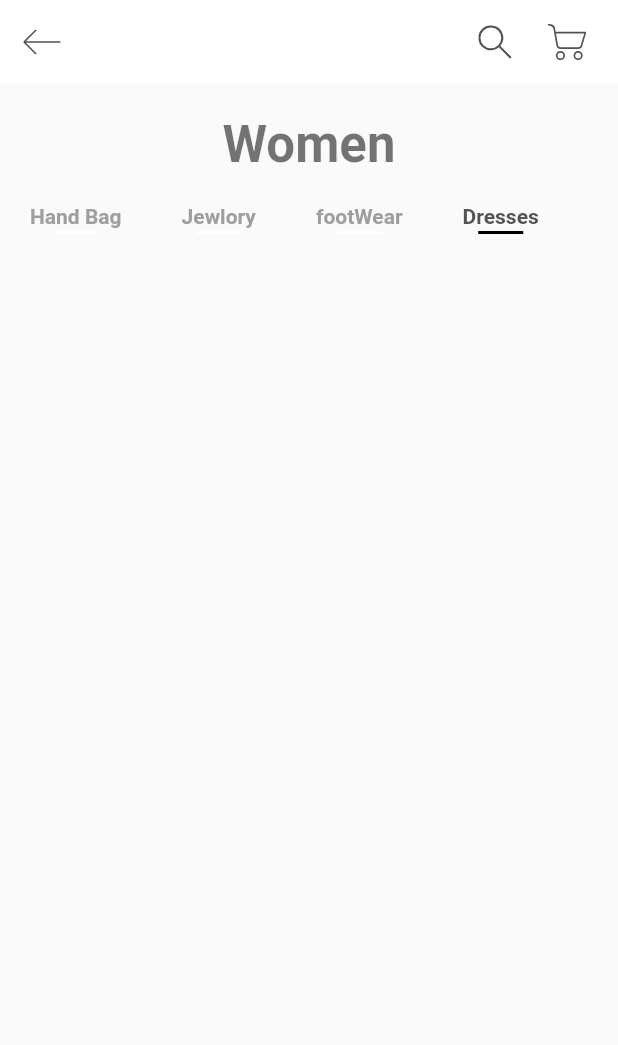
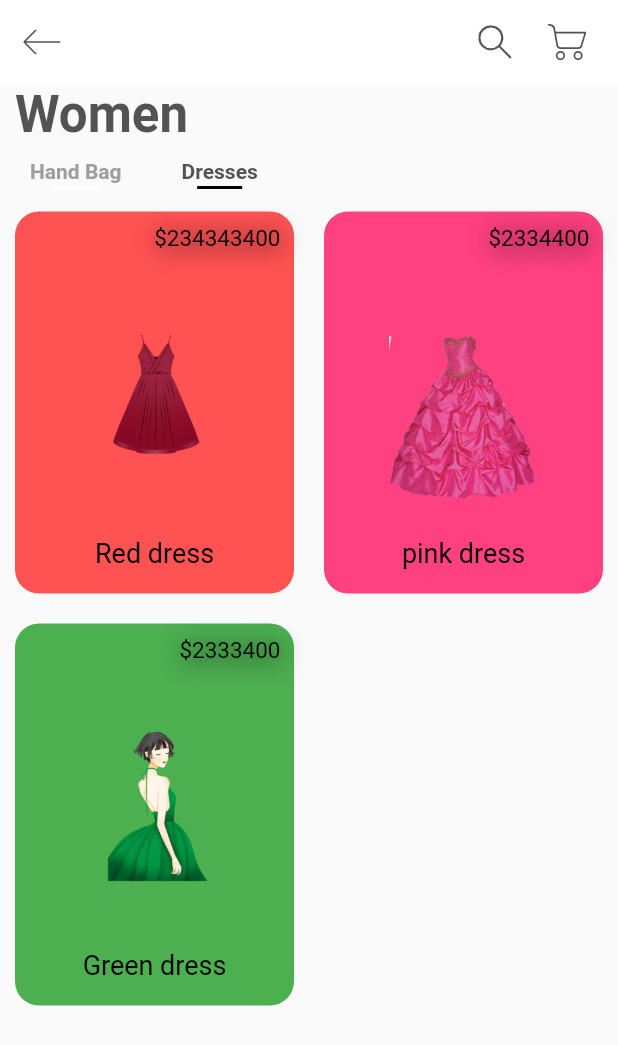
Before and after one commit to usmanmalik321/Shopping_App_flutter, a Flutter app: the screen it shows after launch, after a tap on "Dresses", on a phone screen of 412 x 824 dp. Shown: the top 1045 px of the screen. Run offline on Flutter 3.47's test engine with Material 2 defaults, Android fonts, the phone set to English and light mode, and no system bars; our stand-ins replace flutter_svg.

Commit message:
added dress field and made tab working

```diff
--- a/lib/models/Product.dart
+++ b/lib/models/Product.dart
@@ -67,5 +67,32 @@ List<Product> products = [
   ),
 ];
 
+List<Product> dresses = [
+  Product(
+      id: 1,
+      title: "Red dress",
+      price: 234343400,
+      size: 12,
+      description: dummyText,
+      image: "assets/images/red_dress.png",
+      color: Colors.redAccent),
+  Product(
+      id: 2,
+      title: "pink dress",
+      price: 2334400,
+      size: 12,
+      description: dummyText,
+      image: "assets/images/pink_dress.png",
+      color: Colors.pinkAccent),
+  Product(
+      id: 3,
+      title: "Green dress",
+      price: 2333400,
+      size: 12,
+      description: dummyText,
+      image: "assets/images/green_dress.png",
+      color: Colors.green)
+];
+
 String dummyText =
     "Lorem Ipsum is simply dummy text of the printing and typesetting industry. Lorem Ipsum has been the industry's standard dummy text ever since. When an unknown printer took a galley.";
--- a/lib/screens/home/components/body.dart
+++ b/lib/screens/home/components/body.dart
@@ -1,24 +1,51 @@
 import 'package:flutter/material.dart';
 import 'package:shopping_app/constants.dart';
+import 'package:shopping_app/screens/home/components/cards.dart';
 import 'package:shopping_app/screens/home/components/categories.dart';
 
-class Body extends StatelessWidget {
+import '../../../constants.dart';
+import '../../../models/Product.dart';
+
+class Body extends StatefulWidget {
+  @override
+  _BodyState createState() => _BodyState();
+}
+
+class _BodyState extends State<Body> {
+  var activeIndex = 0;
+  void update(newIndex) {
+    setState(() {
+      activeIndex = newIndex;
+    });
+  }
+
   @override
   Widget build(BuildContext context) {
-    return Column(
-      children: [
+    return Column(crossAxisAlignment: CrossAxisAlignment.start, children: [
       Padding(
-          padding: const EdgeInsets.all(20.0),
+        padding: const EdgeInsets.only(bottom: 10, left: 10),
         child: Text(
           "Women",
           style: Theme.of(context)
               .textTheme
               .headline4
-                .copyWith(fontWeight: FontWeight.bold),
+              .copyWith(color: kTextColor, fontWeight: FontWeight.bold),
         ),
       ),
-        Categories()
-      ],
-    );
+      Categories(
+        update: (var newIndex) => update(newIndex),
+      ),
+      Expanded(
+          child: GridView.builder(
+        itemCount: activeIndex == 0 ? products.length : dresses.length,
+        gridDelegate: SliverGridDelegateWithFixedCrossAxisCount(
+            childAspectRatio: 0.75, crossAxisCount: 2),
+        itemBuilder: (context, index) => activeIndex == 0
+            ? Cards(products[index].color, products[index].price,
+                products[index].title, products[index].image)
+            : Cards(dresses[index].color, dresses[index].price,
+                dresses[index].title, dresses[index].image),
+      ))
+    ]);
   }
 }
--- /dev/null
+++ b/lib/screens/home/components/cards.dart
@@ -0,0 +1,48 @@
+import 'package:flutter/material.dart';
+
+class Cards extends StatelessWidget {
+  var color;
+  var price;
+  var title;
+  var image;
+  Cards(this.color, this.price, this.title, this.image);
+  @override
+  Widget build(BuildContext context) {
+    return Container(
+        margin: EdgeInsets.all(10),
+        padding: EdgeInsets.all(9),
+        height: 200,
+        width: 160,
+        decoration: BoxDecoration(
+          color: color,
+          borderRadius: BorderRadius.circular(16),
+        ),
+        child: Column(
+          children: [
+            Align(
+                alignment: Alignment.topRight,
+                child: Text(
+                  "\$" + price.toString(),
+                  style: TextStyle(color: Colors.black, fontSize: 15, shadows: [
+                    Shadow(
+                      offset: Offset(2.0, 2.0),
+                      blurRadius: 20.0,
+                      color: Color.fromARGB(255, 0, 0, 0),
+                    )
+                  ]),
+                )),
+            Image.asset(
+              image,
+              width: 100,
+              height: 190,
+            ),
+            Expanded(
+              child: Text(
+                title.toString(),
+                style: TextStyle(color: Colors.black, fontSize: 18),
+              ),
+            )
+          ],
+        ));
+  }
+}
--- a/lib/screens/home/components/categories.dart
+++ b/lib/screens/home/components/categories.dart
@@ -2,6 +2,8 @@ import 'package:flutter/material.dart';
 import 'package:shopping_app/constants.dart';
 
 class Categories extends StatefulWidget {
+  final Function(int) update;
+  Categories({Key key, this.update}) : super(key: key);
   @override
   _CategoriesState createState() => _CategoriesState();
 }
@@ -9,8 +11,6 @@ class Categories extends StatefulWidget {
 class _CategoriesState extends State<Categories> {
   List<String> categories = [
     "Hand Bag",
-    "Jewlory",
-    "footWear",
     "Dresses",
   ];
   int selectedIndex = 0;
@@ -30,6 +30,7 @@ class _CategoriesState extends State<Categories> {
         onTap: () {
           setState(() {
             selectedIndex = index;
+            widget.update(index);
           });
         },
         child: Padding(
@@ -47,7 +48,7 @@ class _CategoriesState extends State<Categories> {
                 height: 2,
                 width: 30,
                 color: selectedIndex == index ? Colors.black : Colors.white,
-              )
+              ),
             ],
           ),
         ),
--- a/pubspec.yaml
+++ b/pubspec.yaml
@@ -28,7 +28,7 @@ dependencies:
   # Use with the CupertinoIcons class for iOS style icons.
   cupertino_icons: ^1.0.2
   flutter_svg: ^0.19.3
-
+  provider: ^4.3.3
 
 
 dev_dependencies:
```
Also changed, not shown: assets/images/green_dress.png (added), assets/images/pink_dress.png (added), assets/images/red_dress.png (added), assets/images/white_dress.png (added), pubspec.lock. Lines whose indentation alone changed are shown as unchanged.
